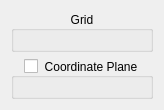
Above: GCPWidget.ui from RussianBruteForce/Qtnp before the change. Below: the same form after it.
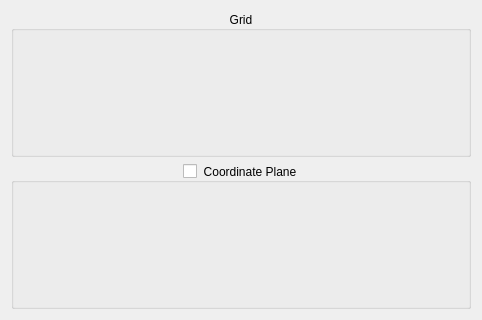
That is the form after the change.

Patch:
```diff
--- a/GCPWidget.ui
+++ b/GCPWidget.ui
@@ -6,8 +6,8 @@
    <rect>
     <x>0</x>
     <y>0</y>
-    <width>163</width>
-    <height>97</height>
+    <width>482</width>
+    <height>320</height>
    </rect>
   </property>
   <property name="windowTitle">
```
Left out of the diff: 3 changed lines with no effect on the pictures.
